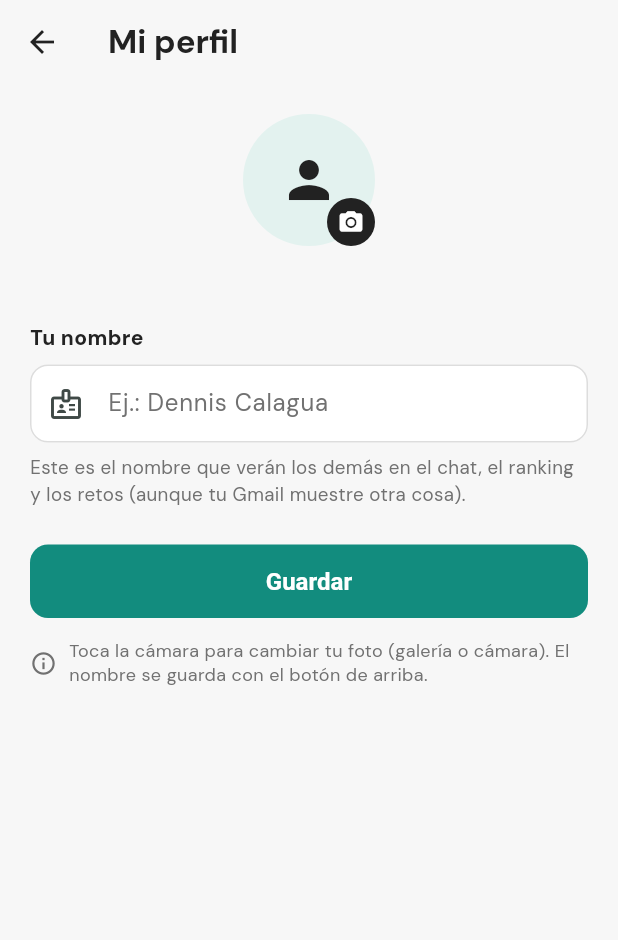
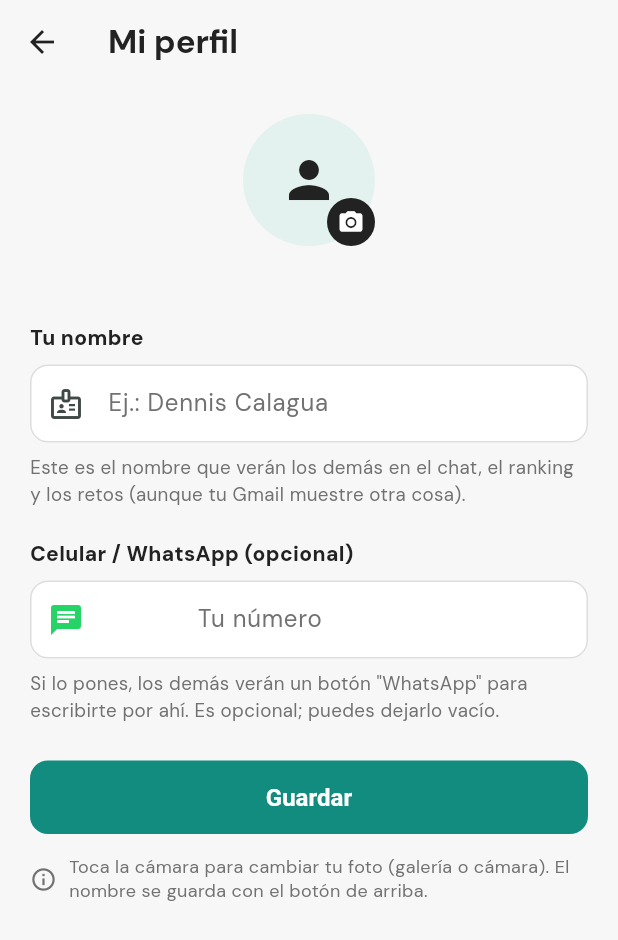
Before and after one commit to dcalagua/canchas-app-lima, a Flutter app: the EditarPerfilScreen screen opened directly, on a phone screen of 412 x 824 dp. Shown: the top 940 px of the screen. Run offline on Flutter 3.47's test engine with Material 3 defaults, Android fonts, the phone set to English and light mode, and no system bars; our stand-ins replace audioplayers, firebase_core, firebase_messaging, font_awesome_flutter, geocoding, geolocator and 8 more; missing offline and left inert: record; accounts and stored records are empty.

Commit message:
Perfil: celular opcional + botón "Contactar por WhatsApp"
Versión pragmática (no clonar WhatsApp, apalancarlo):
- Campo de celular OPCIONAL en "Mi perfil" (con bandera + código del país
  de PaisConfig). Se guarda en el perfil público (columna celular).
- Botón WhatsApp (logo real, FontAwesome) que abre wa.me con el número:
  en el header del chat (si la contraparte lo compartió) y en cada
  resultado/contacto del buscador de jugadores.
- PerfilesRepo.guardar + AppState (miCelular/celularDe) manejan el celular;
  se preserva al cambiar nombre/foto.

Requiere correr supabase_perfiles.sql (agrega la columna celular).

Co-Authored-By: Claude Opus 4.8 (1M context) <noreply@anthropic.com>
Claude-Session: https://claude.ai/code/session_017fg7ijXuZRX6jvFjZELf83

```diff
--- a/lib/data/perfiles_repo.dart
+++ b/lib/data/perfiles_repo.dart
@@ -18,6 +18,7 @@ class PerfilesRepo {
     required String email,
     required String nombre,
     String? fotoUrl,
+    String? celular,
   }) async {
     final e = email.trim().toLowerCase();
     if (!disponible || e.isEmpty) return false;
@@ -26,6 +27,8 @@ class PerfilesRepo {
         'email': e,
         'nombre': nombre.trim(),
         if (fotoUrl != null && fotoUrl.isNotEmpty) 'foto_url': fotoUrl,
+        // celular: se envía siempre que no sea null (permite BORRARLO con '').
+        if (celular != null) 'celular': celular.trim(),
         'actualizado': DateTime.now().toUtc().toIso8601String(),
       }, onConflict: 'email');
       return true;
--- a/lib/screens/buscar_usuario_screen.dart
+++ b/lib/screens/buscar_usuario_screen.dart
@@ -1,8 +1,10 @@
 import 'dart:async';
 
 import 'package:flutter/material.dart';
+import 'package:font_awesome_flutter/font_awesome_flutter.dart';
 
 import '../data/perfiles_repo.dart';
+import '../services/whatsapp_link.dart';
 import '../state/app_state.dart';
 import '../theme.dart';
 import 'chat_screen.dart';
@@ -176,6 +178,7 @@ class _Contactos extends StatelessWidget {
               'email': e,
               'nombre': appState.nombreMostrableDe(e) ?? e,
               'foto_url': appState.fotoDe(e),
+              'celular': appState.celularDe(e),
             },
             onChatear: onChatear,
           ),
@@ -196,6 +199,7 @@ class _FilaUsuario extends StatelessWidget {
     final foto = (perfil['foto_url'] ?? '').toString();
     final mostrar = nombre.isNotEmpty ? nombre : email;
     final guardado = appState.esContacto(email);
+    final celular = (perfil['celular'] ?? '').toString();
     return ListTile(
       onTap: () => onChatear(email, nombre),
       leading: CircleAvatar(
@@ -233,6 +237,14 @@ class _FilaUsuario extends StatelessWidget {
               }
             },
           ),
+          if (celular.isNotEmpty)
+            IconButton(
+              tooltip: 'WhatsApp',
+              icon: const FaIcon(FontAwesomeIcons.whatsapp,
+                  color: Color(0xFF25D366), size: 20),
+              onPressed: () => WhatsAppLink.abrir(
+                  celular, 'Hola, te escribo desde Pichangol.'),
+            ),
           IconButton(
             tooltip: 'Enviar mensaje',
             icon: const Icon(Icons.chat_bubble_outline, color: bosque),
--- a/lib/screens/editar_perfil_screen.dart
+++ b/lib/screens/editar_perfil_screen.dart
@@ -1,6 +1,8 @@
 import 'package:flutter/material.dart';
+import 'package:flutter/services.dart';
 import 'package:image_picker/image_picker.dart';
 
+import '../config/pais.dart';
 import '../state/app_state.dart';
 import '../theme.dart';
 
@@ -18,12 +20,26 @@ class EditarPerfilScreen extends StatefulWidget {
 class _EditarPerfilScreenState extends State<EditarPerfilScreen> {
   late final TextEditingController _nombre =
       TextEditingController(text: appState.usuario?.nombre ?? '');
+  // Celular guardado SIN el código de país (se muestra con el prefijo aparte).
+  late final TextEditingController _celular =
+      TextEditingController(text: _celularLocal(appState.miCelular));
   bool _guardando = false;
   bool _subiendoFoto = false;
+
+  /// Quita el código de país del celular guardado, para editarlo local.
+  String _celularLocal(String full) {
+    var d = full.replaceAll(RegExp(r'[^0-9]'), '');
+    final cc = paisActual.codigoTel;
+    if (d.startsWith(cc) && d.length > paisActual.telLongitud) {
+      d = d.substring(cc.length);
+    }
+    return d;
+  }
 
   @override
   void dispose() {
     _nombre.dispose();
+    _celular.dispose();
     super.dispose();
   }
 
@@ -85,7 +101,10 @@ class _EditarPerfilScreenState extends State<EditarPerfilScreen> {
       return;
     }
     setState(() => _guardando = true);
-    final ok = await appState.actualizarMiNombre(n);
+    // Celular en formato internacional (con código de país), o '' si lo borró.
+    final celDigits = _celular.text.replaceAll(RegExp(r'[^0-9]'), '');
+    final cel = celDigits.isEmpty ? '' : '${paisActual.codigoTel}$celDigits';
+    final ok = await appState.actualizarMiNombre(n, celular: cel);
     if (!mounted) return;
     setState(() => _guardando = false);
     if (ok) {
@@ -174,6 +193,28 @@ class _EditarPerfilScreenState extends State<EditarPerfilScreen> {
                     'Este es el nombre que verán los demás en el chat, el ranking '
                     'y los retos (aunque tu Gmail muestre otra cosa).',
                     style: TextStyle(color: textoTenue, fontSize: 12.5)),
+                const SizedBox(height: 20),
+                const Text('Celular / WhatsApp (opcional)',
+                    style: TextStyle(fontWeight: FontWeight.w800)),
+                const SizedBox(height: 8),
+                TextField(
+                  controller: _celular,
+                  keyboardType: TextInputType.phone,
+                  inputFormatters: [
+                    FilteringTextInputFormatter.digitsOnly,
+                    LengthLimitingTextInputFormatter(paisActual.telLongitud),
+                  ],
+                  decoration: InputDecoration(
+                    prefixText: '${banderaActual} $codigoTelActual  ',
+                    hintText: 'Tu número',
+                    prefixIcon: const Icon(Icons.chat, color: Color(0xFF25D366)),
+                  ),
+                ),
+                const SizedBox(height: 8),
+                const Text(
+                    'Si lo pones, los demás verán un botón "WhatsApp" para '
+                    'escribirte por ahí. Es opcional; puedes dejarlo vacío.',
+                    style: TextStyle(color: textoTenue, fontSize: 12.5)),
                 const SizedBox(height: 24),
                 SizedBox(
                   width: double.infinity,
--- a/lib/state/app_state.dart
+++ b/lib/state/app_state.dart
@@ -72,6 +72,18 @@ class AppState extends ChangeNotifier {
     return f.isEmpty ? null : f;
   }
 
+  /// Celular (WhatsApp) de un correo, o null si no lo puso.
+  String? celularDe(String? email) {
+    final e = (email ?? '').trim().toLowerCase();
+    final c = (_perfiles[e]?['celular'] ?? '').toString().trim();
+    return c.isEmpty ? null : c;
+  }
+
+  /// Mi propio celular guardado (del perfil), o '' si no tengo.
+  String get miCelular =>
+      (_perfiles[(usuario?.email ?? '').toLowerCase()]?['celular'] ?? '')
+          .toString();
+
   // ── Contactos guardados (tipo WhatsApp): correos que el usuario guardó ─────
   final Set<String> _contactos = {};
   static const _kContactos = 'contactos_json';
@@ -146,21 +158,25 @@ class AppState extends ChangeNotifier {
     }
   }
 
-  /// El usuario cambia el nombre con el que se muestra (chat, ranking, etc.).
-  /// Actualiza la sesión local + lo sube a su perfil público. Devuelve true.
-  Future<bool> actualizarMiNombre(String nuevo) async {
+  /// El usuario cambia su nombre (y opcionalmente su celular de WhatsApp) con el
+  /// que se muestra en el chat, ranking, etc. Actualiza la sesión local + su
+  /// perfil público. Devuelve true.
+  Future<bool> actualizarMiNombre(String nuevo, {String? celular}) async {
     final u = usuario;
     final n = nuevo.trim();
     if (u == null || n.isEmpty) return false;
+    final cel = celular ?? miCelular;
     usuario = Usuario(nombre: n, email: u.email, fotoUrl: u.fotoUrl);
     _perfiles[u.email.toLowerCase()] = {
       'email': u.email.toLowerCase(),
       'nombre': n,
       'foto_url': u.fotoUrl,
+      'celular': cel,
     };
     await _persistirUsuario();
     notifyListeners();
-    await PerfilesRepo.guardar(email: u.email, nombre: n, fotoUrl: u.fotoUrl);
+    await PerfilesRepo.guardar(
+        email: u.email, nombre: n, fotoUrl: u.fotoUrl, celular: cel);
     return true;
   }
 
@@ -171,15 +187,18 @@ class AppState extends ChangeNotifier {
     if (u == null) return false;
     final url = await PerfilesRepo.subirFoto(u.email, bytes);
     if (url == null) return false;
+    final cel = miCelular;
     usuario = Usuario(nombre: u.nombre, email: u.email, fotoUrl: url);
     _perfiles[u.email.toLowerCase()] = {
       'email': u.email.toLowerCase(),
       'nombre': u.nombre,
       'foto_url': url,
+      'celular': cel,
     };
     await _persistirUsuario();
     notifyListeners();
-    await PerfilesRepo.guardar(email: u.email, nombre: u.nombre, fotoUrl: url);
+    await PerfilesRepo.guardar(
+        email: u.email, nombre: u.nombre, fotoUrl: url, celular: cel);
     return true;
   }
 
```
Also changed, not shown: lib/screens/chat_screen.dart (+14 -0 lines), 1 other file.
